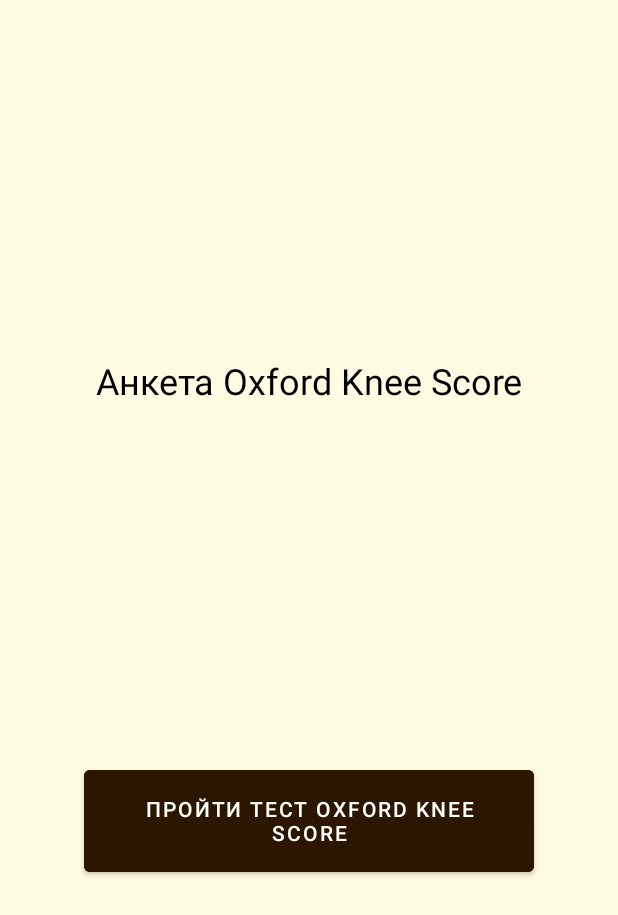
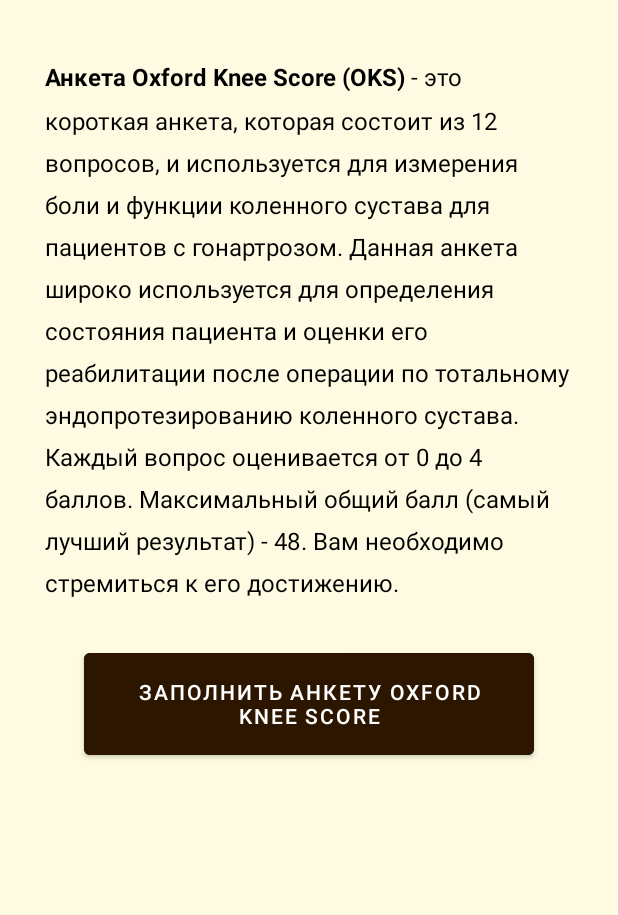
Before and after one commit to MaverickBattler/KneeApp, an Android app: the fragment OksFragment shown on its own in the app's theme, on a phone screen of 412 x 824 dp. Shown: the top 915 px of the screen. Run offline under Robolectric (Android 15) with nearby library versions, the phone set to English and light mode, and no system bars; 3 statements that could not run were skipped.

Commit message:
Fixes in user interface, added info to HomeFragment and OksFragment

```diff
--- a/app/src/main/java/ru/leti/kneeapp/activity/main_activity/OksFragment.kt
+++ b/app/src/main/java/ru/leti/kneeapp/activity/main_activity/OksFragment.kt
@@ -57,8 +57,10 @@ class OksFragment : Fragment() {
     override fun onDestroyView() {
         super.onDestroyView()
         _binding = null
-        if (::timer.isInitialized)
+        if (::timer.isInitialized) {
             timer.cancel()
+            isRunning = false
+        }
     }
 
     private fun configureTestAvailability() {
@@ -70,6 +72,7 @@ class OksFragment : Fragment() {
         val sharedPreferences = sharedPreferencesProvider.getEncryptedSharedPreferences()
 
         val lastTestTime: Long = sharedPreferences.getLong("last_oks", 0L)
+        println(lastTestTime)
         val timeRemaining: Long = //между тестами должна пройти неделя
             TimeConstants.WEEK_IN_MILLIS - (Calendar.getInstance().timeInMillis - lastTestTime)
         if (lastTestTime != 0L && timeRemaining > 0) {
@@ -104,8 +107,8 @@ class OksFragment : Fragment() {
 
                 override fun onFinish() { //сделать кнопку доступной
                     isRunning = false
-                    textOnTimerTextView.visibility = View.INVISIBLE
-                    timerTextView.visibility = View.INVISIBLE
+                    textOnTimerTextView.visibility = View.GONE
+                    timerTextView.visibility = View.GONE
                     startOksButton.isEnabled = true
                     startOksButton.setBackgroundColor(
                         ContextCompat.getColor(
@@ -171,8 +174,8 @@ class OksFragment : Fragment() {
             }
             timer.start()
         } else { //сделать кнопку доступной
-            textOnTimerTextView.visibility = View.INVISIBLE
-            timerTextView.visibility = View.INVISIBLE
+            textOnTimerTextView.visibility = View.GONE
+            timerTextView.visibility = View.GONE
             startOksButton.isEnabled = true
             startOksButton.setBackgroundColor(
                 ContextCompat.getColor(
--- a/app/src/main/res/layout/fragment_home.xml
+++ b/app/src/main/res/layout/fragment_home.xml
@@ -48,7 +48,7 @@
             app:layout_constraintLeft_toLeftOf="parent"
             app:layout_constraintRight_toRightOf="parent"
             app:layout_constraintTop_toTopOf="parent"
-            app:layout_constraintVertical_bias="0.06" />
+            app:layout_constraintVertical_bias="0.03" />
 
     </androidx.constraintlayout.widget.ConstraintLayout>
 
--- a/app/src/main/res/layout/fragment_oks.xml
+++ b/app/src/main/res/layout/fragment_oks.xml
@@ -1,68 +1,80 @@
 <?xml version="1.0" encoding="utf-8"?>
-<androidx.constraintlayout.widget.ConstraintLayout
-    xmlns:android="http://schemas.android.com/apk/res/android"
+<ScrollView xmlns:android="http://schemas.android.com/apk/res/android"
     xmlns:app="http://schemas.android.com/apk/res-auto"
     xmlns:tools="http://schemas.android.com/tools"
     android:layout_width="match_parent"
     android:layout_height="match_parent"
+    android:background="@color/soft_background">
+
+    <LinearLayout
+        android:layout_width="match_parent"
+        android:layout_height="wrap_content"
         tools:context=".activity.main_activity.OksFragment"
-    android:background="@color/soft_background">
+        android:background="@color/soft_background"
+        android:orientation="vertical">
+
+        <TextView
+            android:id="@+id/testOksExplanation"
+            android:layout_width="match_parent"
+            android:layout_height="wrap_content"
+            android:layout_marginHorizontal="30dp"
+            android:layout_marginTop="40dp"
+            android:layout_marginBottom="20dp"
+            android:lineSpacingMultiplier="1.5"
+            android:text="@string/test_oks_explanation"
+            android:textAlignment="textStart"
+            android:textColor="@color/black"
+            android:textSize="16sp"
+            app:layout_constraintBottom_toBottomOf="parent"
+            app:layout_constraintLeft_toLeftOf="parent"
+            app:layout_constraintRight_toRightOf="parent"
+            app:layout_constraintTop_toTopOf="parent"
+            app:layout_constraintVertical_bias="0.184" />
 
         <TextView
             android:id="@+id/textOnTimerToNextOks"
             android:layout_width="wrap_content"
             android:layout_height="wrap_content"
             android:text="@string/next_test_in"
+            android:textAlignment="center"
             android:textColor="@color/black"
             android:textSize="16sp"
-        android:visibility="invisible"
-        android:textAlignment="center"
-        app:layout_constraintBottom_toTopOf="@+id/buttonRunOKS"
+            android:layout_gravity="center"
+            android:visibility="gone"
+            android:layout_marginBottom="20dp"
+            app:layout_constraintBottom_toBottomOf="parent"
             app:layout_constraintEnd_toEndOf="parent"
             app:layout_constraintHorizontal_bias="0.496"
             app:layout_constraintStart_toStartOf="parent"
-        app:layout_constraintTop_toBottomOf="@+id/testOksDescription"
-        app:layout_constraintVertical_bias="0.541" />
-
-    <TextView
-        android:id="@+id/testOksDescription"
-        android:layout_width="300dp"
-        android:layout_height="wrap_content"
-        android:text="@string/test_oks_title"
-        android:textAlignment="center"
-        android:textColor="@color/black"
-        android:textSize="24sp"
-        app:layout_constraintBottom_toBottomOf="parent"
-        app:layout_constraintHorizontal_bias="0.5"
-        app:layout_constraintLeft_toLeftOf="parent"
-        app:layout_constraintRight_toRightOf="parent"
-        app:layout_constraintTop_toTopOf="parent"
-        app:layout_constraintVertical_bias="0.3" />
-
-    <Button
-        android:id="@+id/buttonRunOKS"
-        android:layout_width="300dp"
-        android:layout_height="80dp"
-        android:backgroundTint="@color/brown"
-        android:text="@string/main_menu_run_oks"
-        app:layout_constraintBottom_toBottomOf="parent"
-        app:layout_constraintEnd_toEndOf="parent"
-        app:layout_constraintStart_toStartOf="parent"
-        app:layout_constraintTop_toBottomOf="@+id/testOksDescription" />
+            app:layout_constraintTop_toBottomOf="@+id/testOksExplanation"
+            app:layout_constraintVertical_bias="0.135" />
 
         <TextView
             android:id="@+id/timerToNextOks"
             android:layout_width="wrap_content"
             android:layout_height="wrap_content"
             android:text="@string/max_timer_value"
+            android:textAlignment="center"
             android:textColor="@color/black"
             android:textSize="18sp"
-        android:visibility="invisible"
-        android:textAlignment="center"
-        app:layout_constraintBottom_toTopOf="@+id/buttonRunOKS"
+            android:layout_gravity="center"
+            android:layout_marginBottom="10dp"
+            android:visibility="gone"
+            app:layout_constraintBottom_toBottomOf="parent"
             app:layout_constraintEnd_toEndOf="parent"
             app:layout_constraintHorizontal_bias="0.498"
             app:layout_constraintStart_toStartOf="parent"
             app:layout_constraintTop_toBottomOf="@+id/textOnTimerToNextOks"
-        app:layout_constraintVertical_bias="0.354" />
-</androidx.constraintlayout.widget.ConstraintLayout>
+            app:layout_constraintVertical_bias="0.064" />
+
+        <Button
+            android:id="@+id/buttonRunOKS"
+            android:layout_width="300dp"
+            android:layout_height="80dp"
+            android:layout_gravity="center"
+            android:layout_marginTop="10dp"
+            android:layout_marginBottom="30dp"
+            android:backgroundTint="@color/brown"
+            android:text="@string/main_menu_run_oks" />
+    </LinearLayout>
+</ScrollView>
--- a/app/src/main/res/values/strings.xml
+++ b/app/src/main/res/values/strings.xml
@@ -2,15 +2,17 @@
     <string name="app_name">KneeApp</string>
     <string name="app_description">"    Приложение предназначено для пациентов, перенесших операцию по"
         замене коленного сустава. В данном приложении вы:\n
-        "   - Ежедневно выполняете упражнения для реабилитации после операции по эндопротезированию"
-        коленного сустава, отмечаете их выполнение и следите за своим прогрессом.\n
         "   - Еженедельно заполняете анкету Oxford Knee Score для определения вашего состояния и улучшений после тренировок.\n"
         По ее результатам составляется отчет, в котором также указывается, сколько тренировок вы сделали
         за неделю.\n
-        "   - В случае экстренной ситуации можете связаться с вашим лечащим врачом через пункт \"Обратная связь\".\n\n"
-           Для навигации в приложении используйте выдвижное меню в левом верхнем углу.\n
+        "   - В течение недели между заполнениями анкеты ежедневно выполняете упражнения для реабилитации после операции по эндопротезированию"
+        коленного сустава, отмечаете их выполнение и следите за своим прогрессом.\n
+        "   - В случае экстренной ситуации можете связаться с вашим лечащим врачом через пункт меню \"Обратная связь\".\n\n"
+           "    "Для навигации в приложении используйте выдвижное меню в левом верхнем углу.\n\n
+        "    "Источник упражнений и рекомендаций - Тотальное эндопротезирование коленного сустава :
+        пособие для пациентов. – СПб. : РНИИТО им. Р.Р. Вредена, 2013. – 16 с.\n
     </string>
-    <string name="main_menu_run_oks">Пройти тест Oxford Knee Score</string>
+    <string name="main_menu_run_oks">Заполнить анкету Oxford Knee Score</string>
     <string name="question_number">1</string>
     <string name="question_text">Вопрос 1</string>
     <string name="variant_1">Вариант 1</string>
@@ -151,7 +153,7 @@
     <string name="test_oks_title">Анкета Oxford Knee Score</string>
     <string name="training_title">Упражнения для реабилитации</string>
     <string name="max_timer_value">7:00:00:00</string>
-    <string name="next_test_in">Пройдите следующий тест через</string>
+    <string name="next_test_in">Заполните следующую анкету через</string>
     <string name="internal_server_error">Произошла ошибка на сервере.</string>
     <string name="timer_days">%1$d дн. %2$d ч. %3$d мин. %4$d с.</string>
     <string name="timer_hours">%1$d ч. %2$d мин. %3$d с.</string>
@@ -347,7 +349,7 @@
     <string name="exercise_1">Упр. 1</string>
     <string name="exercise_n">Упр. %1$d</string>
     <string name="previous_result">Предыдущий результат:</string>
-    <string name="next_week_compare_your_result_to_previous">На следующей неделе сравните свой результат с текущим.</string>
+    <string name="next_week_compare_your_result_to_previous">"    "На следующей неделе сравните свой результат с текущим.</string>
     <string name="best_outcome">"    "Поздравляем! Вы полностью восстановились после операции и можете завершить выполнение упражнений, если считаете, что больше в них не нуждаетесь.</string>
     <string name="worst_outcome">"    "Ваш результат может указывать на наличие у вас серьезного
         воспаления коленного сустава. Вам стоит обратиться за медицинской помощью
@@ -369,4 +371,9 @@
     о вашем хорошем состоянии. Для полного восстановления продолжайте выполнять упражнения в меню
     \"Тренировки\".</string>
     <string name="result_text">%1$d/48</string>
+    <string name="test_oks_explanation"><b>Анкета Oxford Knee Score (OKS)</b> - это короткая анкета, которая состоит из 12 вопросов, и
+        используется для измерения боли и функции коленного сустава для пациентов с
+        гонартрозом. Данная анкета широко используется для определения состояния пациента и
+        оценки его реабилитации после операции по тотальному эндопротезированию коленного сустава. Каждый вопрос оценивается от 0 до 4 баллов.
+        Максимальный общий балл (самый лучший результат) - 48. Вам необходимо стремиться к его достижению.</string>
 </resources>
```
Also changed, not shown: app/src/main/res/layout/activity_oks_report.xml (+9 -60 lines), app/src/main/res/layout/item_training.xml (+16 -12 lines). Lines whose indentation alone changed are shown as unchanged.
